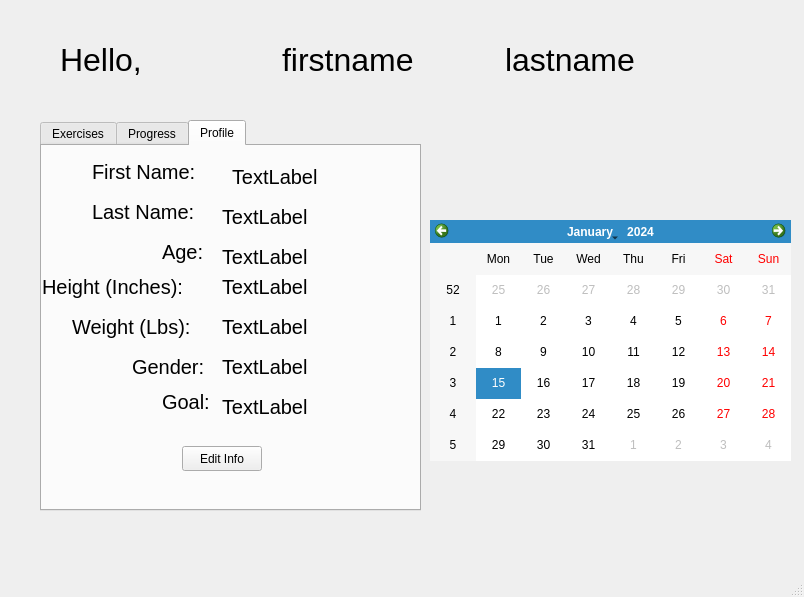
Old version of the form mainwindow.ui in the repository Nicholas-LeBoeuf/RemoteWorkouts.
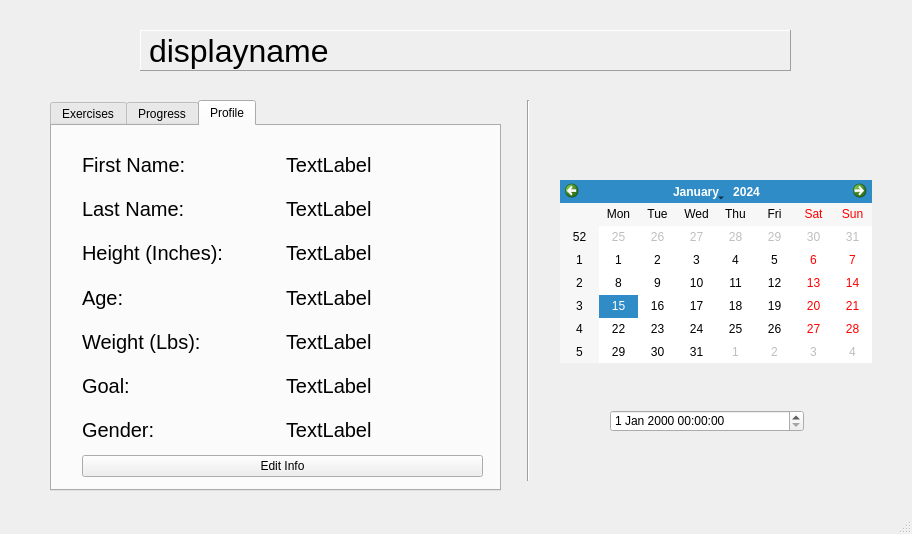
New version of the form.

Diff of the .ui file:
```diff
--- a/mainwindow.ui
+++ b/mainwindow.ui
@@ -6,68 +6,20 @@
    <rect>
     <x>0</x>
     <y>0</y>
-    <width>804</width>
-    <height>597</height>
+    <width>912</width>
+    <height>534</height>
    </rect>
   </property>
   <property name="windowTitle">
    <string>MainWindow</string>
   </property>
   <widget class="QWidget" name="centralwidget">
-   <widget class="QWidget" name="horizontalLayoutWidget">
-    <property name="geometry">
-     <rect>
-      <x>60</x>
-      <y>20</y>
-      <width>661</width>
-      <height>80</height>
-     </rect>
-    </property>
-    <layout class="QHBoxLayout" name="horizontalLayout">
-     <item>
-      <widget class="QLabel" name="hello">
-       <property name="font">
-        <font>
-         <pointsize>24</pointsize>
-        </font>
-       </property>
-       <property name="text">
-        <string>Hello,</string>
-       </property>
-      </widget>
-     </item>
-     <item>
-      <widget class="QLabel" name="firstname">
-       <property name="font">
-        <font>
-         <pointsize>24</pointsize>
-        </font>
-       </property>
-       <property name="text">
-        <string>firstname</string>
-       </property>
-      </widget>
-     </item>
-     <item>
-      <widget class="QLabel" name="lastname">
-       <property name="font">
-        <font>
-         <pointsize>24</pointsize>
-        </font>
-       </property>
-       <property name="text">
-        <string>lastname</string>
-       </property>
-      </widget>
-     </item>
-    </layout>
-   </widget>
    <widget class="QTabWidget" name="tabWidget">
     <property name="geometry">
      <rect>
-      <x>40</x>
-      <y>120</y>
-      <width>381</width>
+      <x>50</x>
+      <y>100</y>
+      <width>451</width>
       <height>391</height>
      </rect>
     </property>
@@ -111,15 +63,20 @@
      <attribute name="title">
       <string>Profile</string>
      </attribute>
+     <widget class="QWidget" name="verticalLayoutWidget">
+      <property name="geometry">
+       <rect>
+        <x>30</x>
+        <y>20</y>
+        <width>401</width>
+        <height>331</height>
+       </rect>
+      </property>
+      <layout class="QVBoxLayout" name="verticalLayout">
+       <item>
+        <layout class="QHBoxLayout" name="horizontalLayout_2">
+         <item>
      <widget class="QLabel" name="FNameLabel">
-      <property name="geometry">
-       <rect>
-        <x>50</x>
-        <y>10</y>
-        <width>131</width>
-        <height>31</height>
-       </rect>
-      </property>
       <property name="font">
        <font>
         <pointsize>15</pointsize>
@@ -129,15 +86,25 @@
        <string>First Name:</string>
       </property>
      </widget>
+         </item>
+         <item>
+          <widget class="QLabel" name="UserFName">
+           <property name="font">
+            <font>
+             <pointsize>15</pointsize>
+            </font>
+           </property>
+           <property name="text">
+            <string>TextLabel</string>
+           </property>
+          </widget>
+         </item>
+        </layout>
+       </item>
+       <item>
+        <layout class="QHBoxLayout" name="horizontalLayout_4">
+         <item>
      <widget class="QLabel" name="LNameLabel">
-      <property name="geometry">
-       <rect>
-        <x>50</x>
-        <y>50</y>
-        <width>121</width>
-        <height>31</height>
-       </rect>
-      </property>
       <property name="font">
        <font>
         <pointsize>15</pointsize>
@@ -147,15 +114,25 @@
        <string>Last Name:</string>
       </property>
      </widget>
+         </item>
+         <item>
+          <widget class="QLabel" name="UserLName">
+           <property name="font">
+            <font>
+             <pointsize>15</pointsize>
+            </font>
+           </property>
+           <property name="text">
+            <string>TextLabel</string>
+           </property>
+          </widget>
+         </item>
+        </layout>
+       </item>
+       <item>
+        <layout class="QHBoxLayout" name="horizontalLayout_5">
+         <item>
      <widget class="QLabel" name="HeightLabel">
-      <property name="geometry">
-       <rect>
-        <x>0</x>
-        <y>120</y>
-        <width>181</width>
-        <height>41</height>
-       </rect>
-      </property>
       <property name="font">
        <font>
         <pointsize>15</pointsize>
@@ -165,15 +142,25 @@
        <string>Height (Inches):</string>
       </property>
      </widget>
+         </item>
+         <item>
+          <widget class="QLabel" name="UserHeight">
+           <property name="font">
+            <font>
+             <pointsize>15</pointsize>
+            </font>
+           </property>
+           <property name="text">
+            <string>TextLabel</string>
+           </property>
+          </widget>
+         </item>
+        </layout>
+       </item>
+       <item>
+        <layout class="QHBoxLayout" name="horizontalLayout_7">
+         <item>
      <widget class="QLabel" name="AgeLabel">
-      <property name="geometry">
-       <rect>
-        <x>120</x>
-        <y>90</y>
-        <width>51</width>
-        <height>31</height>
-       </rect>
-      </property>
       <property name="font">
        <font>
         <pointsize>15</pointsize>
@@ -183,15 +170,25 @@
        <string>Age:</string>
       </property>
      </widget>
+         </item>
+         <item>
+          <widget class="QLabel" name="UserAge">
+           <property name="font">
+            <font>
+             <pointsize>15</pointsize>
+            </font>
+           </property>
+           <property name="text">
+            <string>TextLabel</string>
+           </property>
+          </widget>
+         </item>
+        </layout>
+       </item>
+       <item>
+        <layout class="QHBoxLayout" name="horizontalLayout_6">
+         <item>
      <widget class="QLabel" name="WeightLabel">
-      <property name="geometry">
-       <rect>
-        <x>30</x>
-        <y>160</y>
-        <width>151</width>
-        <height>41</height>
-       </rect>
-      </property>
       <property name="font">
        <font>
         <pointsize>15</pointsize>
@@ -201,33 +198,25 @@
        <string>Weight (Lbs):</string>
       </property>
      </widget>
-     <widget class="QLabel" name="GenderLabel">
-      <property name="geometry">
-       <rect>
-        <x>90</x>
-        <y>200</y>
-        <width>91</width>
-        <height>41</height>
-       </rect>
-      </property>
+         </item>
+         <item>
+          <widget class="QLabel" name="UserWeight">
       <property name="font">
        <font>
         <pointsize>15</pointsize>
        </font>
       </property>
       <property name="text">
-       <string>Gender:</string>
-      </property>
-     </widget>
+            <string>TextLabel</string>
+           </property>
+          </widget>
+         </item>
+        </layout>
+       </item>
+       <item>
+        <layout class="QHBoxLayout" name="horizontalLayout_9">
+         <item>
      <widget class="QLabel" name="GoalLabel">
-      <property name="geometry">
-       <rect>
-        <x>120</x>
-        <y>240</y>
-        <width>61</width>
-        <height>31</height>
-       </rect>
-      </property>
       <property name="font">
        <font>
         <pointsize>15</pointsize>
@@ -237,157 +226,117 @@
        <string>Goal:</string>
       </property>
      </widget>
-     <widget class="QLabel" name="UserFName">
-      <property name="geometry">
-       <rect>
-        <x>190</x>
-        <y>20</y>
-        <width>111</width>
-        <height>21</height>
-       </rect>
-      </property>
-      <property name="font">
-       <font>
-        <pointsize>15</pointsize>
-       </font>
-      </property>
-      <property name="text">
-       <string>TextLabel</string>
-      </property>
-     </widget>
-     <widget class="QLabel" name="UserLName">
-      <property name="geometry">
-       <rect>
-        <x>180</x>
-        <y>60</y>
-        <width>111</width>
-        <height>21</height>
-       </rect>
-      </property>
-      <property name="font">
-       <font>
-        <pointsize>15</pointsize>
-       </font>
-      </property>
-      <property name="text">
-       <string>TextLabel</string>
-      </property>
-     </widget>
-     <widget class="QLabel" name="UserAge">
-      <property name="geometry">
-       <rect>
-        <x>180</x>
-        <y>100</y>
-        <width>111</width>
-        <height>21</height>
-       </rect>
-      </property>
-      <property name="font">
-       <font>
-        <pointsize>15</pointsize>
-       </font>
-      </property>
-      <property name="text">
-       <string>TextLabel</string>
-      </property>
-     </widget>
-     <widget class="QLabel" name="UserHeight">
-      <property name="geometry">
-       <rect>
-        <x>180</x>
-        <y>130</y>
-        <width>111</width>
-        <height>21</height>
-       </rect>
-      </property>
-      <property name="font">
-       <font>
-        <pointsize>15</pointsize>
-       </font>
-      </property>
-      <property name="text">
-       <string>TextLabel</string>
-      </property>
-     </widget>
-     <widget class="QLabel" name="UserWeight">
-      <property name="geometry">
-       <rect>
-        <x>180</x>
-        <y>170</y>
-        <width>111</width>
-        <height>21</height>
-       </rect>
-      </property>
-      <property name="font">
-       <font>
-        <pointsize>15</pointsize>
-       </font>
-      </property>
-      <property name="text">
-       <string>TextLabel</string>
-      </property>
-     </widget>
-     <widget class="QLabel" name="UserGender">
-      <property name="geometry">
-       <rect>
-        <x>180</x>
-        <y>210</y>
-        <width>111</width>
-        <height>21</height>
-       </rect>
-      </property>
-      <property name="font">
-       <font>
-        <pointsize>15</pointsize>
-       </font>
-      </property>
-      <property name="text">
-       <string>TextLabel</string>
-      </property>
-     </widget>
+         </item>
+         <item>
      <widget class="QLabel" name="UserGoal">
-      <property name="geometry">
-       <rect>
-        <x>180</x>
-        <y>240</y>
-        <width>121</width>
-        <height>41</height>
-       </rect>
-      </property>
+           <property name="font">
+            <font>
+             <pointsize>15</pointsize>
+            </font>
+           </property>
+           <property name="text">
+            <string>TextLabel</string>
+           </property>
+          </widget>
+         </item>
+        </layout>
+       </item>
+       <item>
+        <layout class="QHBoxLayout" name="horizontalLayout_8">
+         <item>
+          <widget class="QLabel" name="GenderLabel">
       <property name="font">
        <font>
         <pointsize>15</pointsize>
        </font>
       </property>
       <property name="text">
+            <string>Gender:</string>
+           </property>
+          </widget>
+         </item>
+         <item>
+          <widget class="QLabel" name="UserGender">
+           <property name="font">
+            <font>
+             <pointsize>15</pointsize>
+            </font>
+           </property>
+           <property name="text">
        <string>TextLabel</string>
       </property>
      </widget>
+         </item>
+        </layout>
+       </item>
+       <item>
      <widget class="QPushButton" name="edit">
-      <property name="geometry">
-       <rect>
-        <x>140</x>
-        <y>300</y>
-        <width>80</width>
-        <height>25</height>
-       </rect>
-      </property>
       <property name="text">
        <string>Edit Info</string>
       </property>
      </widget>
-    </widget>
+       </item>
+      </layout>
+     </widget>
+    </widget>
+   </widget>
+   <widget class="QDateTimeEdit" name="dateTimeEdit">
+    <property name="geometry">
+     <rect>
+      <x>610</x>
+      <y>410</y>
+      <width>194</width>
+      <height>22</height>
+     </rect>
+    </property>
    </widget>
    <widget class="QCalendarWidget" name="calendarWidget">
     <property name="geometry">
      <rect>
-      <x>430</x>
-      <y>220</y>
-      <width>361</width>
-      <height>241</height>
+      <x>560</x>
+      <y>180</y>
+      <width>312</width>
+      <height>183</height>
      </rect>
     </property>
    </widget>
+   <widget class="Line" name="line">
+    <property name="geometry">
+     <rect>
+      <x>520</x>
+      <y>100</y>
+      <width>16</width>
+      <height>381</height>
+     </rect>
+    </property>
+    <property name="orientation">
+     <enum>Qt::Vertical</enum>
+    </property>
+   </widget>
+   <widget class="QLabel" name="displayname">
+    <property name="geometry">
+     <rect>
+      <x>140</x>
+      <y>30</y>
+      <width>651</width>
+      <height>41</height>
+     </rect>
+    </property>
+    <property name="font">
+     <font>
+      <pointsize>24</pointsize>
+     </font>
+    </property>
+    <property name="frameShape">
+     <enum>QFrame::Panel</enum>
+    </property>
+    <property name="frameShadow">
+     <enum>QFrame::Raised</enum>
+    </property>
+    <property name="text">
+     <string>displayname</string>
+    </property>
+   </widget>
   </widget>
   <widget class="QStatusBar" name="statusbar"/>
   <widget class="QMenuBar" name="menubar">
```
Left out of the diff: 46 changed lines with no effect on the pictures. Lines whose indentation alone changed are shown as unchanged.
